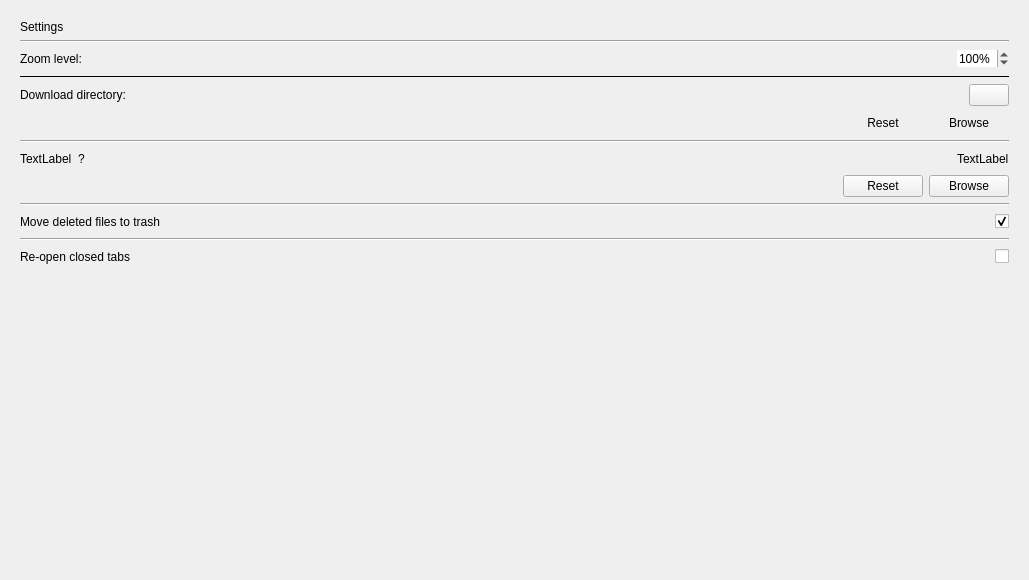
Old version of the form ui/settings.ui in the repository kiwix/kiwix-desktop.
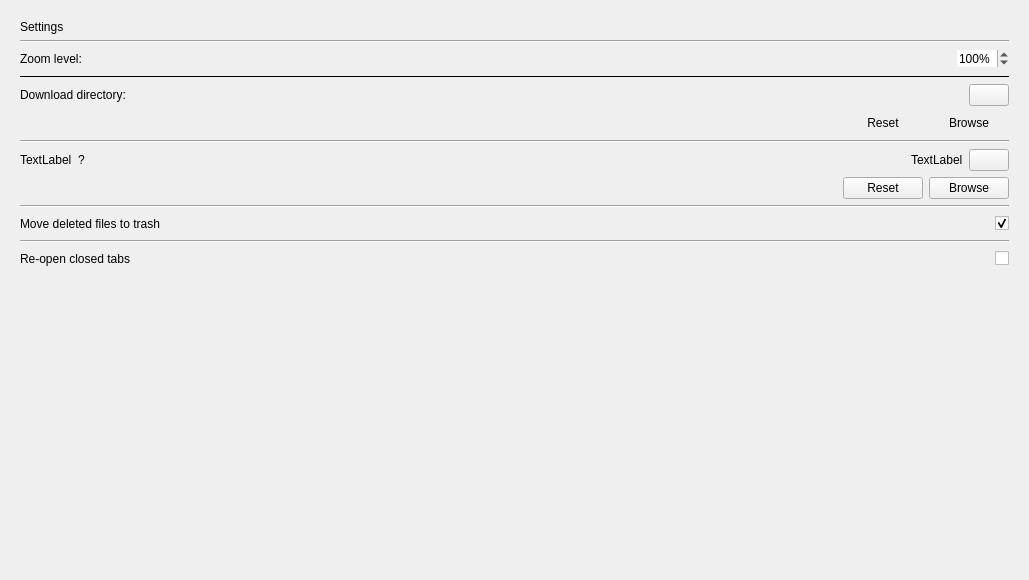
New version of the form.

Commit message: Monitor path setting QOL improvements

Patch:
```diff
--- a/ui/settings.ui
+++ b/ui/settings.ui
@@ -258,6 +258,13 @@
             </property>
            </widget>
           </item>
+          <item>
+           <widget class="QPushButton" name="monitorDirPathCopy">
+            <property name="text">
+             <string></string>
+            </property>
+           </widget>
+          </item>
          </layout>
         </item>
         <item>
```
The commit also changes 3 other files.
